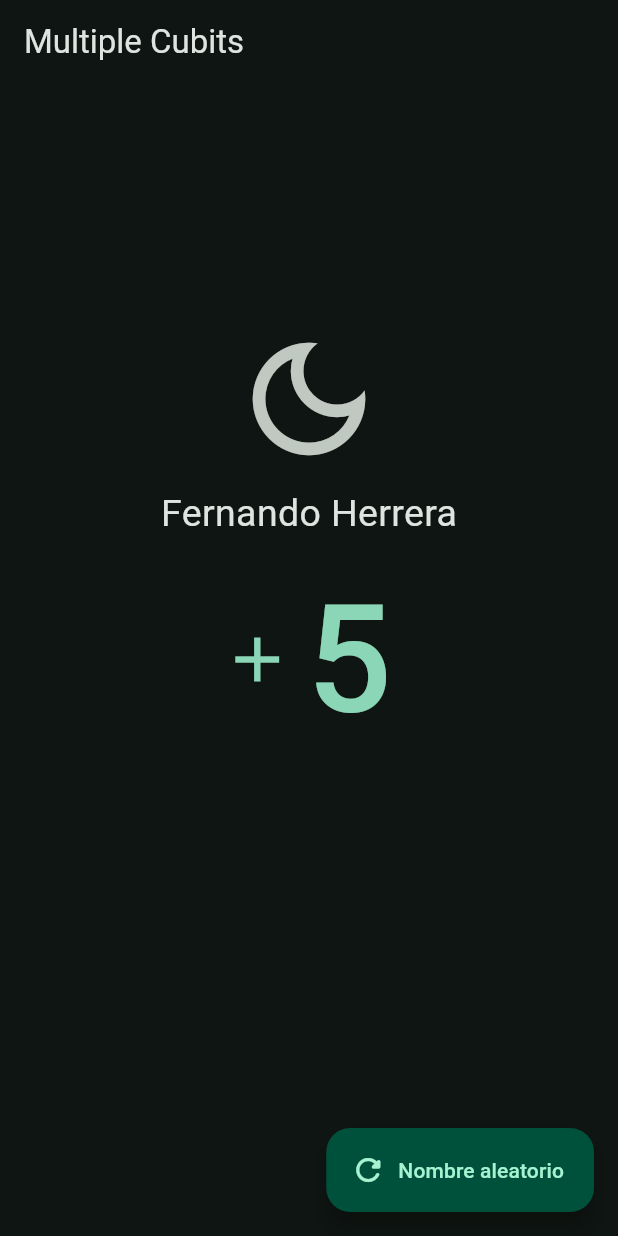
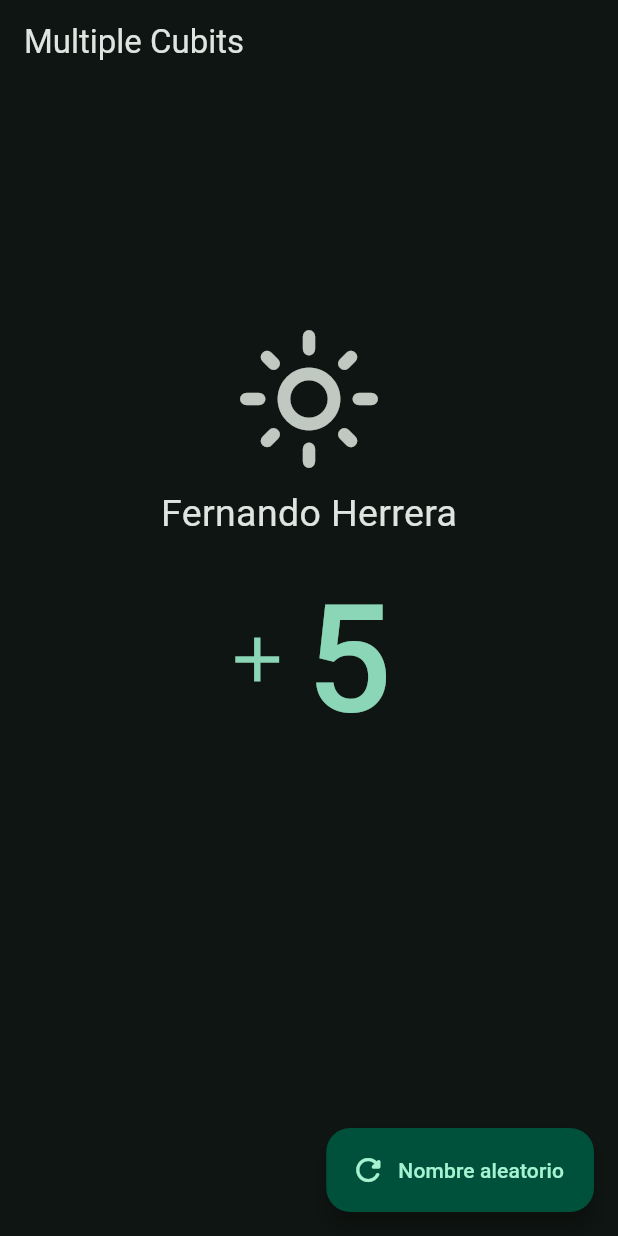
Before and after one commit to ManuViola77/flutter-bloc, a Flutter app: the MultipleCubitScreen screen opened by its route, on a phone screen of 412 x 824 dp. Run offline on Flutter 3.47's test engine with Material 3 defaults, Android fonts, the phone set to English and light mode, and no system bars; our stand-ins replace bloc, dio, equatable, flutter_bloc, go_router; missing offline and left inert: random_name_generator.

Commit message:
feat: theme cubit for dark mode

```diff
--- a/lib/main.dart
+++ b/lib/main.dart
@@ -18,6 +18,7 @@ class BlocsProvider extends StatelessWidget {
       BlocProvider(create: (context) => UsernameCubit(), lazy: false),
       BlocProvider(create: (context) => RouterSimpleCubit()),
       BlocProvider(create: (context) => CounterCubit()),
+      BlocProvider(create: (context) => ThemeCubit()),
     ], child: const MyApp());
   }
 }
@@ -28,12 +29,13 @@ class MyApp extends StatelessWidget {
   @override
   Widget build(BuildContext context) {
     final appRouter = context.watch<RouterSimpleCubit>().state;
+    final themeCubit = context.watch<ThemeCubit>();
 
     return MaterialApp.router(
       title: 'Flutter BLoC',
       debugShowCheckedModeBanner: false,
       routerConfig: appRouter,
-      theme: AppTheme(isDarkmode: true).getTheme(),
+      theme: AppTheme(isDarkmode: themeCubit.state.isDarkmode).getTheme(),
     );
   }
 }
--- /dev/null
+++ b/lib/presentation/blocs/03-theme/theme_cubit.dart
@@ -0,0 +1,21 @@
+import 'package:bloc/bloc.dart';
+import 'package:equatable/equatable.dart';
+
+part 'theme_state.dart';
+
+class ThemeCubit extends Cubit<ThemeState> {
+  ThemeCubit({bool isDarkmode = true})
+      : super(ThemeState(isDarkmode: isDarkmode));
+
+  void toggleTheme() {
+    emit(ThemeState(isDarkmode: !state.isDarkmode));
+  }
+
+  void setDarkMode() {
+    emit(const ThemeState(isDarkmode: true));
+  }
+
+  void setLightMode() {
+    emit(const ThemeState(isDarkmode: false));
+  }
+}
--- /dev/null
+++ b/lib/presentation/blocs/03-theme/theme_state.dart
@@ -0,0 +1,18 @@
+part of 'theme_cubit.dart';
+
+class ThemeState extends Equatable {
+  final bool isDarkmode;
+
+  const ThemeState({required this.isDarkmode});
+
+  @override
+  List<Object> get props => [isDarkmode];
+}
+
+// se podria hacer con distintas clases para cada estado
+// pero despues hay que andar evaluando cual es
+/* final class ThemeInitial extends ThemeState {}
+
+final class ThemeDark extends ThemeState {}
+
+final class ThemeLight extends ThemeState {} */
--- a/lib/presentation/blocs/blocs.dart
+++ b/lib/presentation/blocs/blocs.dart
@@ -1,2 +1,3 @@
 export '01-simple_cubit/username_cubit.dart';
 export '02-counter/counter_cubit.dart';
+export '03-theme/theme_cubit.dart';
--- a/lib/presentation/screens/03_multiple_cubits/multiple_cubits_screen.dart
+++ b/lib/presentation/screens/03_multiple_cubits/multiple_cubits_screen.dart
@@ -9,6 +9,7 @@ class MultipleCubitScreen extends StatelessWidget {
   @override
   Widget build(BuildContext context) {
     final counterCubit = context.watch<CounterCubit>();
+    final themeCubit = context.watch<ThemeCubit>();
 
     return Scaffold(
       appBar: AppBar(
@@ -21,9 +22,14 @@ class MultipleCubitScreen extends StatelessWidget {
             flex: 1,
           ),
           IconButton(
-            // icon: const Icon( Icons.light_mode_outlined, size: 100 ),
-            icon: const Icon(Icons.dark_mode_outlined, size: 100),
-            onPressed: () {},
+            icon: Icon(
+                themeCubit.state.isDarkmode
+                    ? Icons.light_mode_outlined
+                    : Icons.dark_mode_outlined,
+                size: 100),
+            onPressed: () {
+              themeCubit.toggleTheme();
+            },
           ),
           const Text('Fernando Herrera', style: TextStyle(fontSize: 25)),
           TextButton.icon(
```
